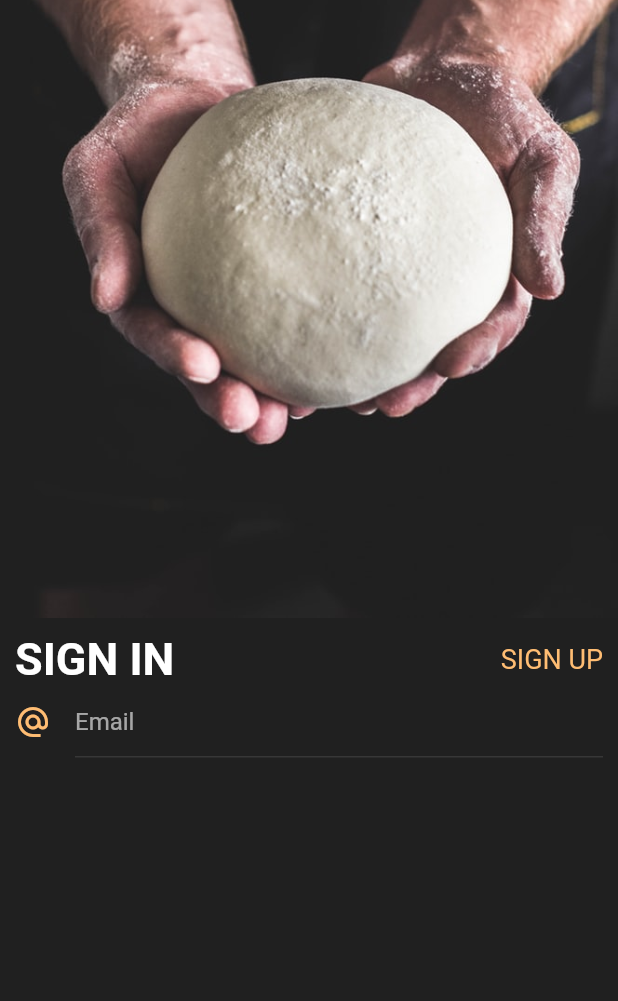
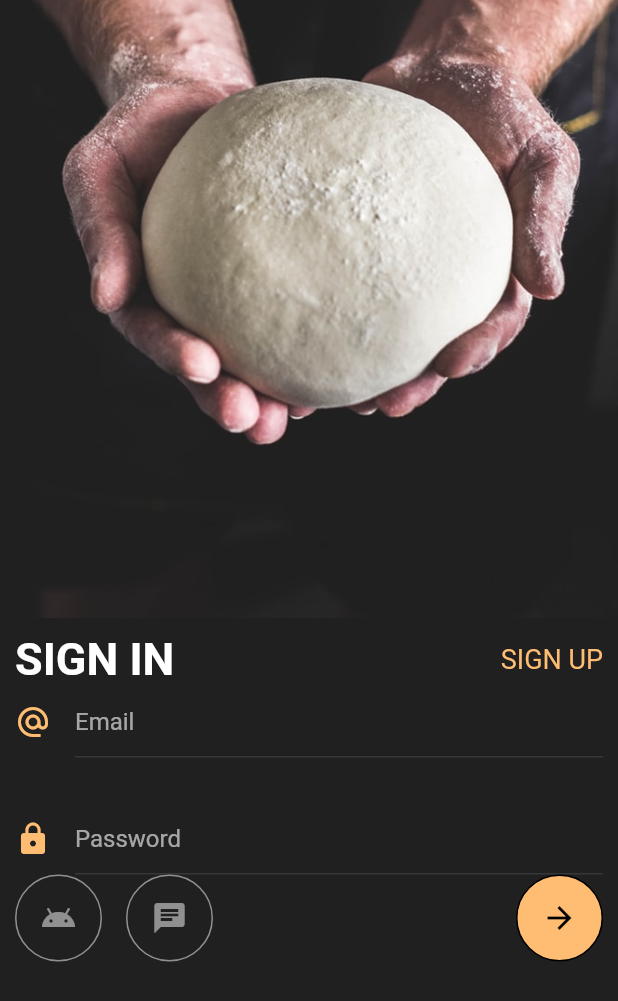
Before and after one commit to CodePhilanthropist/app-auth, a Flutter app: the screen it shows after launch, after a tap on "Start Learning", on a phone screen of 412 x 824 dp. Shown: the top 1001 px of the screen. Run offline on Flutter 3.47's test engine with Material 2 defaults, Android fonts, the phone set to English and light mode, and no system bars.

Commit message:
add almost finished

```diff
--- a/lib/screens/login_screen.dart
+++ b/lib/screens/login_screen.dart
@@ -47,21 +47,87 @@ class LoginScreen extends StatelessWidget {
                       ),
                     ],
                   ),
+                  Padding(
+                    padding: const EdgeInsets.only(bottom: 30),
+                    child: Row(
+                      crossAxisAlignment: CrossAxisAlignment.center,
+                      children: const [
+                        Padding(
+                          padding: EdgeInsets.only(right: 16),
+                          child: Icon(
+                            Icons.alternate_email,
+                            color: kPrimaryColor,
+                          ),
+                        ),
+                        Expanded(
+                          child: TextField(
+                            decoration: InputDecoration(hintText: "Email"),
+                          ),
+                        )
+                      ],
+                    ),
+                  ),
                   Row(
                     crossAxisAlignment: CrossAxisAlignment.center,
                     children: const [
                       Padding(
                         padding: EdgeInsets.only(right: 16),
                         child: Icon(
-                          Icons.alternate_email,
+                          Icons.lock,
                           color: kPrimaryColor,
                         ),
                       ),
                       Expanded(
                         child: TextField(
-                          decoration: InputDecoration(hintText: "Email"),
+                          decoration: InputDecoration(hintText: "Password"),
                         ),
                       )
+                    ],
+                  ),
+                  Row(
+                    children: [
+                      Container(
+                        padding: EdgeInsets.all(16),
+                        decoration: BoxDecoration(
+                          shape: BoxShape.circle,
+                          border: Border.all(
+                            color: Colors.white.withOpacity(.5),
+                          ),
+                        ),
+                        child: Icon(
+                          Icons.android,
+                          color: Colors.white.withOpacity(.5),
+                        ),
+                      ),
+                      const SizedBox(
+                        width: 16,
+                      ),
+                      Container(
+                        padding: EdgeInsets.all(16),
+                        decoration: BoxDecoration(
+                          shape: BoxShape.circle,
+                          border: Border.all(
+                            color: Colors.white.withOpacity(.5),
+                          ),
+                        ),
+                        child: Icon(
+                          Icons.chat,
+                          color: Colors.white.withOpacity(.5),
+                        ),
+                      ),
+                      const Spacer(),
+                      Container(
+                        padding: EdgeInsets.all(16),
+                        decoration: BoxDecoration(
+                          color: kPrimaryColor,
+                          shape: BoxShape.circle,
+                          border: Border.all(),
+                        ),
+                        child: const Icon(
+                          Icons.arrow_forward,
+                          color: Colors.black,
+                        ),
+                      ),
                     ],
                   )
                 ],
```
